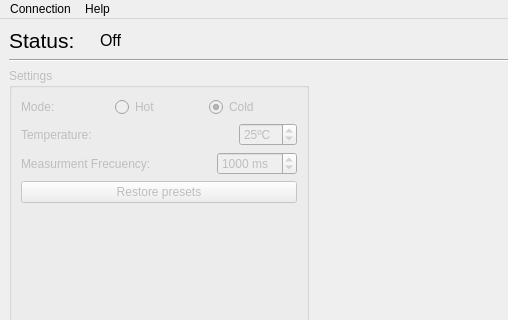
ccarb/ThermstUtils, file interface/designerFiles/mainWindow.ui: the form before one commit; both pictures show x 0 to 508 and y 0 to 320 of the 729 by 593 pixel window.
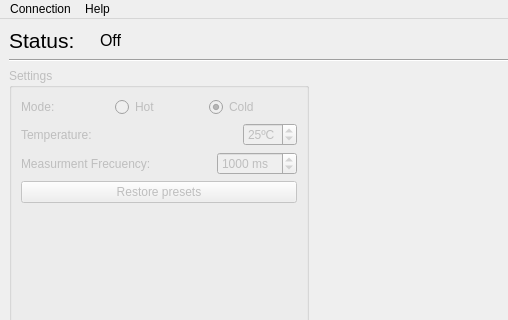
The form after the commit. Icons and pictures are not drawn. Custom widgets are drawn as their Qt base class.

```diff
--- a/interface/designerFiles/mainWindow.ui
+++ b/interface/designerFiles/mainWindow.ui
@@ -211,10 +211,10 @@
                 <string>ºC</string>
                </property>
                <property name="minimum">
-                <number>-10</number>
+                <number>10</number>
                </property>
                <property name="maximum">
-                <number>50</number>
+                <number>40</number>
                </property>
                <property name="value">
                 <number>25</number>
```
